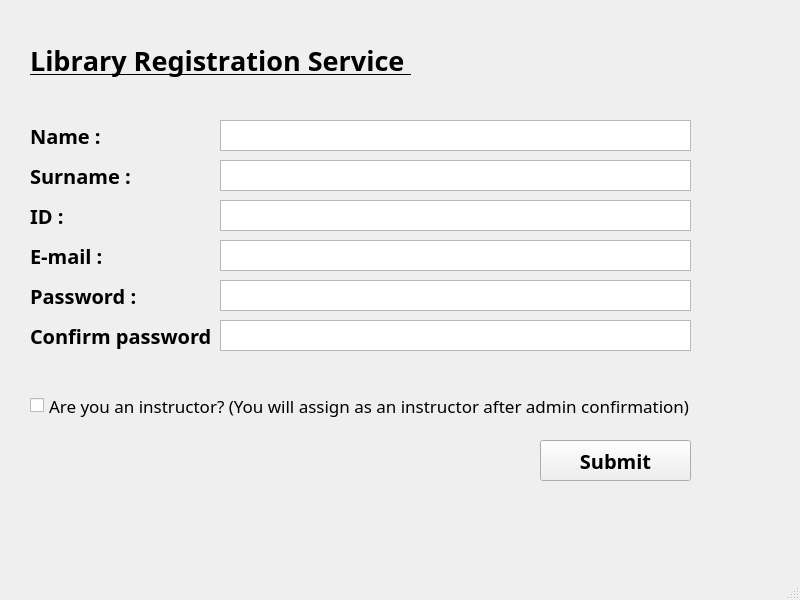
Before: the Qt Designer form ui/RegistrationPage.ui in simayseyrek/LibraryManagementSystem, drawn with Qt 5.
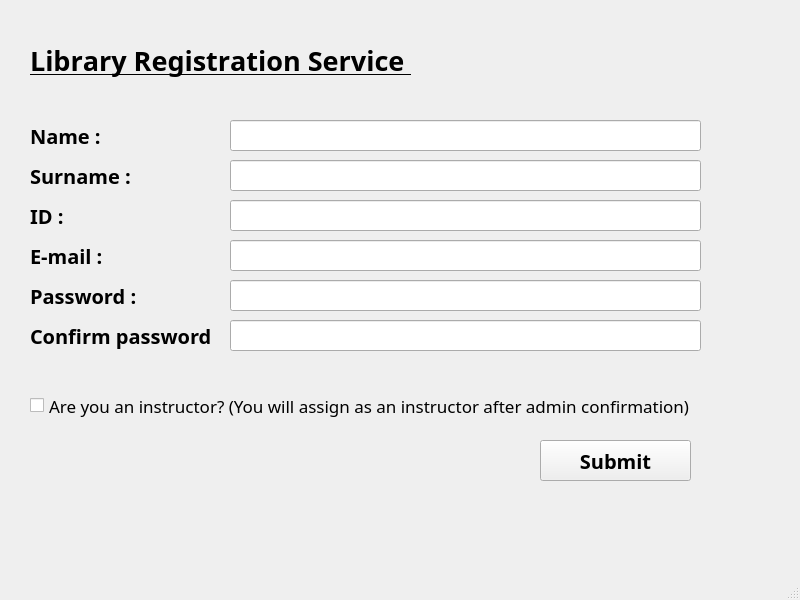
After: the same form once the commit is applied.

The edit to the form file:
```diff
--- a/ui/RegistrationPage.ui
+++ b/ui/RegistrationPage.ui
@@ -197,106 +197,7 @@
      <string>Are you an instructor? (You will assign as an instructor after admin confirmation)</string>
     </property>
    </widget>
-   <widget class="QTextEdit" name="textEdit">
-    <property name="geometry">
-     <rect>
-      <x>220</x>
-      <y>280</y>
-      <width>471</width>
-      <height>31</height>
-     </rect>
-    </property>
-    <property name="verticalScrollBarPolicy">
-     <enum>Qt::ScrollBarAlwaysOff</enum>
-    </property>
-    <property name="horizontalScrollBarPolicy">
-     <enum>Qt::ScrollBarAlwaysOff</enum>
-    </property>
-   </widget>
-   <widget class="QTextEdit" name="textEdit_2">
-    <property name="geometry">
-     <rect>
-      <x>220</x>
-      <y>240</y>
-      <width>471</width>
-      <height>31</height>
-     </rect>
-    </property>
-    <property name="verticalScrollBarPolicy">
-     <enum>Qt::ScrollBarAlwaysOff</enum>
-    </property>
-    <property name="horizontalScrollBarPolicy">
-     <enum>Qt::ScrollBarAlwaysOff</enum>
-    </property>
-   </widget>
-   <widget class="QTextEdit" name="textEdit_3">
-    <property name="geometry">
-     <rect>
-      <x>220</x>
-      <y>200</y>
-      <width>471</width>
-      <height>31</height>
-     </rect>
-    </property>
-    <property name="verticalScrollBarPolicy">
-     <enum>Qt::ScrollBarAlwaysOff</enum>
-    </property>
-    <property name="horizontalScrollBarPolicy">
-     <enum>Qt::ScrollBarAlwaysOff</enum>
-    </property>
-   </widget>
-   <widget class="QTextEdit" name="textEdit_4">
-    <property name="geometry">
-     <rect>
-      <x>220</x>
-      <y>320</y>
-      <width>471</width>
-      <height>31</height>
-     </rect>
-    </property>
-    <property name="verticalScrollBarPolicy">
-     <enum>Qt::ScrollBarAlwaysOff</enum>
-    </property>
-    <property name="horizontalScrollBarPolicy">
-     <enum>Qt::ScrollBarAlwaysOff</enum>
-    </property>
-   </widget>
-   <widget class="QTextEdit" name="textEdit_5">
-    <property name="geometry">
-     <rect>
-      <x>220</x>
-      <y>160</y>
-      <width>471</width>
-      <height>31</height>
-     </rect>
-    </property>
-    <property name="verticalScrollBarPolicy">
-     <enum>Qt::ScrollBarAlwaysOff</enum>
-    </property>
-    <property name="horizontalScrollBarPolicy">
-     <enum>Qt::ScrollBarAlwaysOff</enum>
-    </property>
-   </widget>
-   <widget class="QTextEdit" name="textEdit_6">
-    <property name="geometry">
-     <rect>
-      <x>220</x>
-      <y>120</y>
-      <width>471</width>
-      <height>31</height>
-     </rect>
-    </property>
-    <property name="acceptDrops">
-     <bool>true</bool>
-    </property>
-    <property name="verticalScrollBarPolicy">
-     <enum>Qt::ScrollBarAlwaysOff</enum>
-    </property>
-    <property name="horizontalScrollBarPolicy">
-     <enum>Qt::ScrollBarAlwaysOff</enum>
-    </property>
-   </widget>
-   <widget class="QPushButton" name="pushButton">
+   <widget class="QPushButton" name="button_submit">
     <property name="geometry">
      <rect>
       <x>540</x>
@@ -321,6 +222,72 @@
      <string>Submit</string>
     </property>
    </widget>
+   <widget class="QLineEdit" name="text_name">
+    <property name="geometry">
+     <rect>
+      <x>230</x>
+      <y>120</y>
+      <width>471</width>
+      <height>31</height>
+     </rect>
+    </property>
+   </widget>
+   <widget class="QLineEdit" name="text_surname">
+    <property name="geometry">
+     <rect>
+      <x>230</x>
+      <y>160</y>
+      <width>471</width>
+      <height>31</height>
+     </rect>
+    </property>
+   </widget>
+   <widget class="QLineEdit" name="text_id">
+    <property name="geometry">
+     <rect>
+      <x>230</x>
+      <y>200</y>
+      <width>471</width>
+      <height>31</height>
+     </rect>
+    </property>
+   </widget>
+   <widget class="QLineEdit" name="text_email">
+    <property name="geometry">
+     <rect>
+      <x>230</x>
+      <y>240</y>
+      <width>471</width>
+      <height>31</height>
+     </rect>
+    </property>
+   </widget>
+   <widget class="QLineEdit" name="text_password">
+    <property name="geometry">
+     <rect>
+      <x>230</x>
+      <y>280</y>
+      <width>471</width>
+      <height>31</height>
+     </rect>
+    </property>
+    <property name="echoMode">
+     <enum>QLineEdit::Password</enum>
+    </property>
+   </widget>
+   <widget class="QLineEdit" name="text_password_confirm">
+    <property name="geometry">
+     <rect>
+      <x>230</x>
+      <y>320</y>
+      <width>471</width>
+      <height>31</height>
+     </rect>
+    </property>
+    <property name="echoMode">
+     <enum>QLineEdit::Password</enum>
+    </property>
+   </widget>
   </widget>
   <widget class="QStatusBar" name="statusbar"/>
  </widget>
```
Left out of the diff: 6 changed lines with no effect on the pictures.
